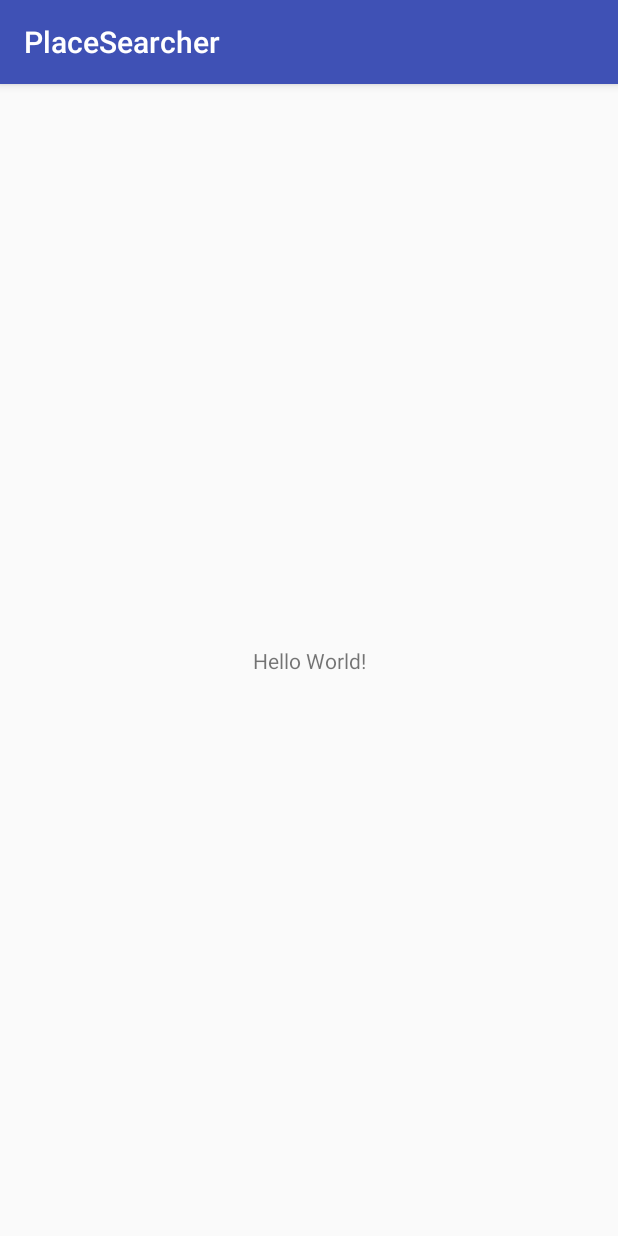
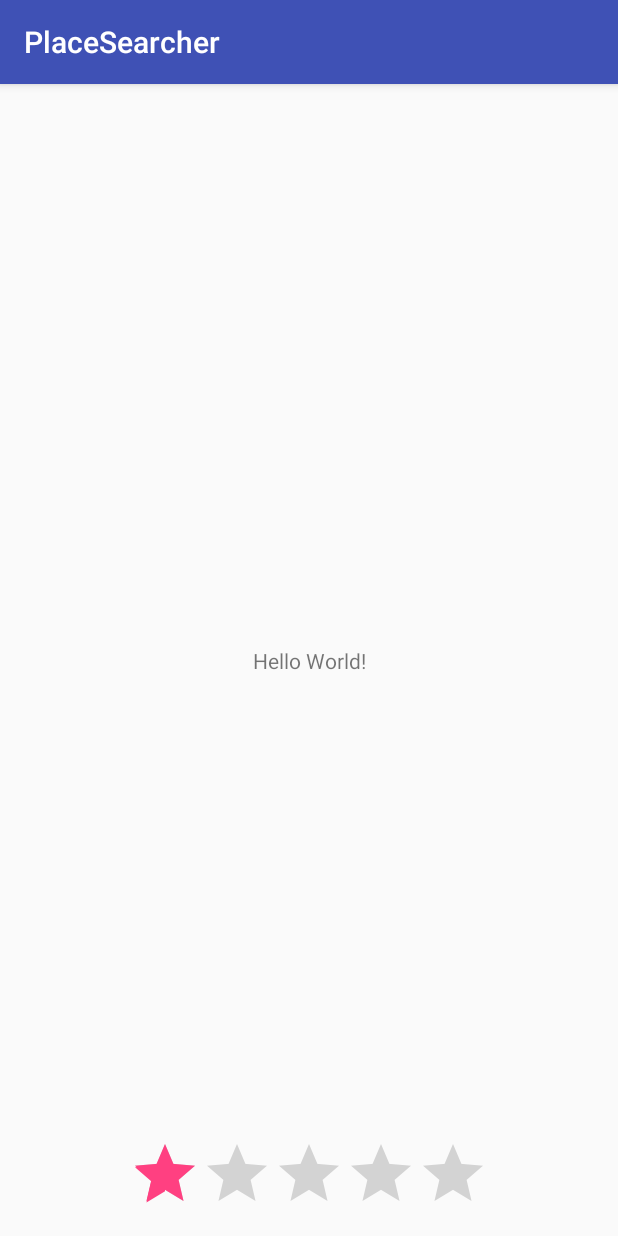
Before and after one commit to Vanane/org.miage.placesearcher, an Android app: the screen it shows after launch (MainActivity), on a phone screen of 412 x 824 dp. Run offline under Robolectric (Android 15) with nearby library versions, the phone set to English and light mode, and no system bars.

Commit message:
[Android] Exercice 1 - Add rating bar to default activity and increment its value each time activity is shown

```diff
--- a/app/src/main/java/org/miage/placesearcher/MainActivity.java
+++ b/app/src/main/java/org/miage/placesearcher/MainActivity.java
@@ -1,14 +1,29 @@
 package org.miage.placesearcher;
 
 import android.os.Bundle;
+import android.widget.RatingBar;
 
 import androidx.appcompat.app.AppCompatActivity;
 
 public class MainActivity extends AppCompatActivity {
 
+    private RatingBar mRatingBar;
+
     @Override
     protected void onCreate(Bundle savedInstanceState) {
         super.onCreate(savedInstanceState);
         setContentView(R.layout.activity_main);
+
+        // Get the rating bar from layout file
+        this.mRatingBar = (RatingBar) this.findViewById(R.id.ratingBar);
+    }
+
+    @Override
+    protected void onResume() {
+        // Do NOT forget to call super.onResume()
+        super.onResume();
+
+        // Increment rating bar's rating
+        this.mRatingBar.setRating(this.mRatingBar.getRating() + 1);
     }
 }
--- a/app/src/main/res/layout/activity_main.xml
+++ b/app/src/main/res/layout/activity_main.xml
@@ -15,4 +15,15 @@
         app:layout_constraintRight_toRightOf="parent"
         app:layout_constraintTop_toTopOf="parent" />
 
+    <RatingBar
+        android:id="@+id/ratingBar"
+        android:layout_width="wrap_content"
+        android:layout_height="wrap_content"
+        android:layout_marginBottom="8dp"
+        android:layout_marginEnd="8dp"
+        android:layout_marginStart="8dp"
+        app:layout_constraintBottom_toBottomOf="parent"
+        app:layout_constraintEnd_toEndOf="parent"
+        app:layout_constraintStart_toStartOf="parent" />
+
 </androidx.constraintlayout.widget.ConstraintLayout>
```
